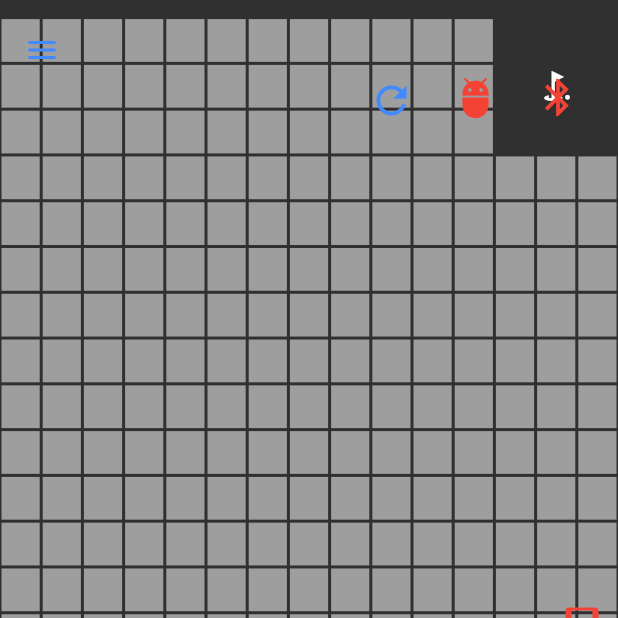
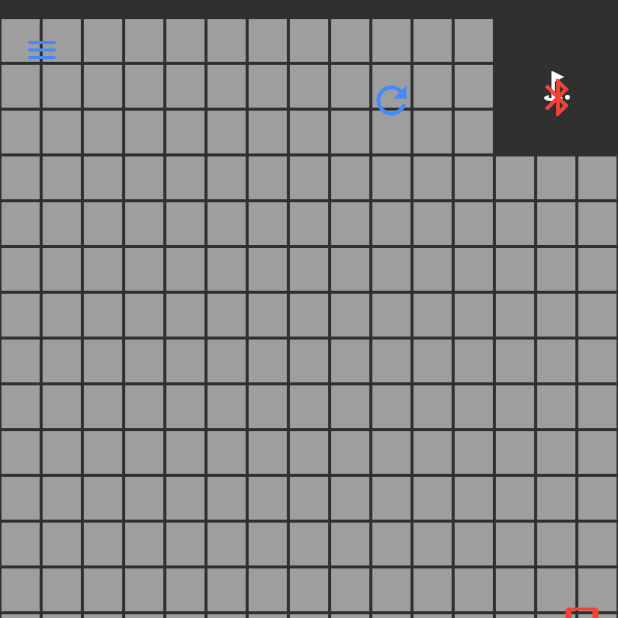
Before and after one commit to ngljie97/ay2021mdp_grp5, a Flutter app: the screen it shows after launch, on a phone screen of 412 x 824 dp, the top half of it. Run offline on Flutter 3.47's test engine with Material 2 defaults, Android fonts, the phone set to English and light mode, and no system bars; drawn by our look-alikes of scrollable_positioned_list; our stand-ins replace convert, flutter_bluetooth_serial, sensors, shared_preferences.

Commit message:
Bug fixes and code formatting.

```diff
--- a/android_remote/lib/globals.dart
+++ b/android_remote/lib/globals.dart
@@ -11,7 +11,7 @@ bool updateMode = false;
 bool debugMode = false;
 bool controlMode = false;
 bool gyroMode = false;
-String robotStatus ='IDLE';
+String robotStatus = 'IDLE';
 String Datetimeformat = 'yyyy/MM/dd, kk:mm:ss';
 String formattedDate = DateFormat(Datetimeformat).format(DateTime.now()) +
     " | " +
@@ -22,9 +22,9 @@ List<String> strArr = [
 ]; // To store the console log outputs.
 List<String> BackupstrArr = [formattedDate];
 
-
 BluetoothController btController;
 Arena arena;
+Arena backupArena;
 
 // Command strings (sending)
 final String strStartExplore = 'EX_START';
--- a/android_remote/lib/main.dart
+++ b/android_remote/lib/main.dart
@@ -59,12 +59,12 @@ class _MyHomePageState extends State<MyHomePage> {
   void mySetState(String message) {
     addConsoleAndScroll(message);
     if (message.contains('Disconnected remotely!')) {
+      globals.backupArena = globals.arena;
       globals.arena = Arena('1110');
     }
   }
 
   void addConsoleAndScroll(String message) {
-
     globals.strArr.add(message);
     globals.BackupstrArr.add(
         DateFormat(globals.Datetimeformat).format(DateTime.now()) +
@@ -74,9 +74,7 @@ class _MyHomePageState extends State<MyHomePage> {
         index: globals.strArr.length,
         duration: Duration(milliseconds: 333),
         curve: Curves.easeInOutCubic);
-      if(!globals.updateMode)
-        setState(() {}
-    );
+    if (!globals.updateMode) setState(() {});
   }
 
   @override
@@ -104,7 +102,6 @@ class _MyHomePageState extends State<MyHomePage> {
   Future<void> moveControls(String commandString) async {
     //commandString = 'FW','RR'
     //globalString = globals.strForward
-
 
     String globalString = '';
     switch (commandString) {
@@ -169,8 +166,7 @@ class _MyHomePageState extends State<MyHomePage> {
             ),
             Visibility(
               visible: !_setWayPoint,
-              child:
-            Container(
+              child: Container(
                 child: Positioned(
                   //Place it at the top, and not use the entire screen
                   top: 5.0,
@@ -187,21 +183,7 @@ class _MyHomePageState extends State<MyHomePage> {
             ),
             Visibility(
               visible: !_setWayPoint,
-              child:
-            Container(
-              padding: EdgeInsets.fromLTRB(
-                  MediaQuery.of(context).size.width - 110, 50, 0, 0),
-              child: Icon(
-                Icons.adb_outlined,
-                color: (globals.debugMode) ? Colors.green : Colors.red,
-                size: 30.0,
-              ),
-            ),
-            ),
-      Visibility(
-        visible: !_setWayPoint,
-        child:
-            Container(
+              child: Container(
                 padding: EdgeInsets.fromLTRB(
                     MediaQuery.of(context).size.width - 55, 50, 0, 0),
                 child: Icon(
@@ -211,11 +193,11 @@ class _MyHomePageState extends State<MyHomePage> {
                       : Colors.red,
                   size: 30.0,
                 ),
-            ),),
+              ),
+            ),
             Visibility(
               visible: !_setWayPoint,
-        child:
-            Container(
+              child: Container(
                 padding: EdgeInsets.fromLTRB(
                     MediaQuery.of(context).size.width - 175, 43, 0, 0),
                 child: IconButton(
@@ -228,17 +210,18 @@ class _MyHomePageState extends State<MyHomePage> {
                     onPressed: () {
                       setState(() {});
                     }),
-            ),),
+              ),
+            ),
             Visibility(
               visible: !_setWayPoint,
-              child:
-            Center(
+              child: Center(
                 child: Container(
                   child: Align(
                     alignment: Alignment(1, 0),
                     child: IconButton(
                       icon: Icon(Icons.stay_current_landscape),
-                    color: (globals.gyroMode) ? Colors.greenAccent : Colors.red,
+                      color:
+                          (globals.gyroMode) ? Colors.greenAccent : Colors.red,
                       tooltip: 'Motion Control',
                       onPressed: () {
                         setState(() {
@@ -274,11 +257,11 @@ class _MyHomePageState extends State<MyHomePage> {
                     ),
                   ),
                 ),
-            ),),
+              ),
+            ),
             Visibility(
               visible: !_setWayPoint,
-              child:
-            Center(
+              child: Center(
                 child: Container(
                   child: Align(
                     alignment: Alignment(1, 0.07),
@@ -294,7 +277,8 @@ class _MyHomePageState extends State<MyHomePage> {
                     ),
                   ),
                 ),
-            ),),
+              ),
+            ),
           ],
         ),
         drawer: Drawer(
@@ -325,8 +309,9 @@ class _MyHomePageState extends State<MyHomePage> {
                   if (globals.btController.isConnected) {
                     addConsoleAndScroll('Disconnecting locally!');
                     globals.btController.disconnect();
-                    globals.btController.isReconnecting=false;
+                    globals.btController.isReconnecting = false;
                     addConsoleAndScroll('Disconnected locally!');
+                    globals.backupArena = globals.arena;
                     globals.arena = Arena('1110');
                   }
                   if (!globals.btController.isConnected) {
@@ -396,7 +381,6 @@ class _MyHomePageState extends State<MyHomePage> {
                   onChanged: (value) {
                     setState(() {
                       globals.debugMode = value;
-
                     });
                   },
                 ),
@@ -405,6 +389,7 @@ class _MyHomePageState extends State<MyHomePage> {
                 leading: Icon(Icons.cleaning_services),
                 title: Text('Clear state'),
                 onTap: () {
+                  globals.backupArena = globals.arena;
                   setState(() => globals.arena = new Arena('1110'));
                 },
               ),
@@ -469,7 +454,6 @@ class _MyHomePageState extends State<MyHomePage> {
         } else {
           addConsoleAndScroll('WayPoint[$x,$y] removed.');
         }
-
       }
     }
 
@@ -489,19 +473,26 @@ class _MyHomePageState extends State<MyHomePage> {
                 mainAxisAlignment: MainAxisAlignment.start,
                 crossAxisAlignment: CrossAxisAlignment.start,
                 children: <Widget>[
-                  Row( children:[
+                  Row(children: [
                     Text(
                       'Console output:',
                       textAlign: TextAlign.left,
                     ),
-                  Padding(padding: EdgeInsets.fromLTRB(0, 0, 130, 0),),
+                    Padding(
+                      padding: EdgeInsets.fromLTRB(0, 0, 130, 0),
+                    ),
                     Text(
                       'Robot Status',
                       textAlign: TextAlign.left,
-                    style: TextStyle(fontWeight: FontWeight.bold, color: (globals.btController.isConnected) ? Colors.green : Colors.red,),
+                      style: TextStyle(
+                        fontWeight: FontWeight.bold,
+                        color: (globals.btController.isConnected)
+                            ? Colors.green
+                            : Colors.red,
+                      ),
                     ),
                     Text(
-                      ' : '+globals.robotStatus,
+                      ' : ' + globals.robotStatus,
                       textAlign: TextAlign.left,
                     ),
                   ]),
--- a/android_remote/lib/model/arena.dart
+++ b/android_remote/lib/model/arena.dart
@@ -12,20 +12,39 @@ class Arena {
   Robot _robot;
 
   Arena(String selector) {
-    if (selector[0] == '1')
+    if (selector[0] == '1') {
       this._explorationStatus = List.generate(
         20,
         (index) => List.generate(15, (index) => 0, growable: false),
         growable: false,
       );
-    if (selector[1] == '1')
+    } else if (backupArena != null) {
+      this._explorationStatus = backupArena._explorationStatus;
+    }
+
+    if (selector[1] == '1') {
       this._obstaclesRecords = List.generate(
         20,
         (index) => List.generate(15, (index) => 0, growable: false),
         growable: false,
       );
-    if (selector[2] == '1') this._robot = Robot(18, 1, 18, 1, 0);
-    if (selector[3] == '1') this._wayPoint = WayPoint(-1, -1);
+    } else if (backupArena != null) {
+      this._obstaclesRecords = backupArena._obstaclesRecords;
+    }
+
+    if (selector[2] == '1') {
+      this._robot = Robot(18, 1, 18, 1, 0);
+    } else if (backupArena != null) {
+      this._robot = backupArena._robot;
+    }
+
+    if (selector[3] == '1') {
+      this._wayPoint = WayPoint(-1, -1);
+    } else if (backupArena != null) {
+      this._wayPoint = backupArena._wayPoint;
+    }
+
+    backupArena = null;
   }
 
   bool setWayPoint(int x, int y) {
@@ -35,7 +54,7 @@ class Arena {
       return true;
     } else {
       // Remove the waypoint if is already there.
-      this._wayPoint=WayPoint(-1, -1);
+      this._wayPoint.update(-1, -1);
       return false;
     }
   }
@@ -43,24 +62,24 @@ class Arena {
   void updateMapFromDescriptors(
       {String mapDescriptor1, String mapDescriptor2}) {
     List<int> exploration, obstacles;
-    if (mapDescriptor1!=null) exploration = hex.decode(mapDescriptor1);
-    if (mapDescriptor2!=null) obstacles = hex.decode(mapDescriptor2);
+    if (mapDescriptor1 != null) exploration = hex.decode(mapDescriptor1);
+    if (mapDescriptor2 != null) obstacles = hex.decode(mapDescriptor2);
 
     int x, y = 0;
 
     for (int i = 0; i < 300; i++) {
       x = (i / 15).floor();
       y = (i % 15);
-      if (mapDescriptor1!=null)
+      if (exploration != null)
         this._explorationStatus[x][y] = exploration[i + 2];
-      if (mapDescriptor2!=null)
+      if (obstacles != null)
         this._obstaclesRecords[x][y] = obstacles[i + 2];
     }
   }
 
   bool moveRobot(String operation) {
     bool isRotate = false;
-    robotStatus='Moving';
+    robotStatus = 'Moving';
     switch (operation) {
       case 'FW':
         _robot.moveForward();
@@ -84,7 +103,7 @@ class Arena {
   }
 
   void setRobotPos(int x, int y, int dir) {
-    dir = ((dir / 90).floor())%4; //amdtool
+    dir = ((dir / 90).floor()) % 4; // amdtool
     _robot.prevX = _robot.x;
     _robot.prevY = _robot.y;
 
--- a/android_remote/lib/model/robot.dart
+++ b/android_remote/lib/model/robot.dart
@@ -33,7 +33,6 @@ class Robot {
   }
 
   void rotate(int modifier) {
-
     this.direction = (this.direction + modifier) % 4;
   }
 
--- a/android_remote/lib/modules/bluetooth_device_list_entry.dart
+++ b/android_remote/lib/modules/bluetooth_device_list_entry.dart
@@ -12,8 +12,7 @@ class BluetoothDeviceListEntry extends ListTile {
           onTap: onTap,
           onLongPress: onLongPress,
           enabled: enabled,
-    leading:
-    Icon(Icons.devices), // @TODO . !BluetoothClass! class aware icon
+          leading: Icon(Icons.devices),
           title: Text(device.name ?? "Unknown device"),
           subtitle: Text(device.address.toString()),
           trailing: Row(
--- a/android_remote/lib/pages/consoleBackupPage.dart
+++ b/android_remote/lib/pages/consoleBackupPage.dart
@@ -1,9 +1,10 @@
+import 'package:android_remote/globals.dart' as globals;
 import 'package:flutter/material.dart';
 import 'package:scrollable_positioned_list/scrollable_positioned_list.dart';
-import 'package:android_remote/globals.dart' as globals;
 
 class ConsoleBackupPage extends StatefulWidget {
   ConsoleBackupPage();
+
   @override
   _ConsoleBackupPageState createState() => _ConsoleBackupPageState();
 }
```
Also changed, not shown: android_remote/lib/logic.dart (+11 -10 lines), android_remote/lib/modules/bluetooth_manager.dart (+8 -9 lines), android_remote/lib/pages/bluetooth_connection.dart (+12 -2 lines). Lines whose indentation alone changed are shown as unchanged.
